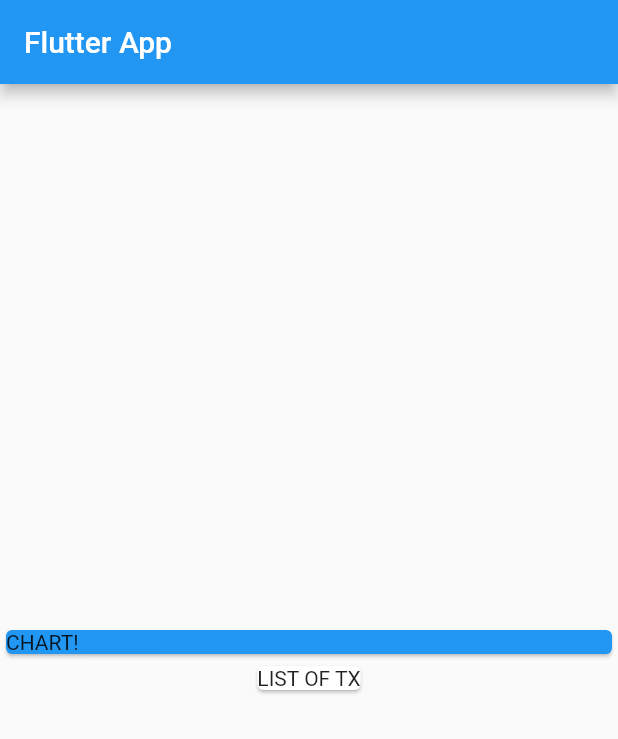
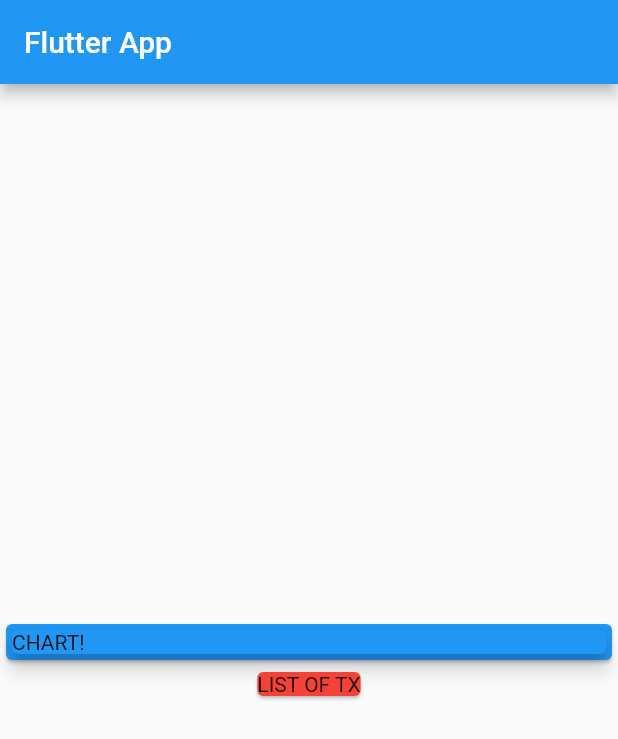
Before and after one commit to lukisoo/finance-app-flutter-demo, a Flutter app: the screen it shows after launch, on a phone screen of 412 x 824 dp. Shown: the top 739 px of the screen. Run offline on Flutter 3.47's test engine with Material 2 defaults, Android fonts, the phone set to English and light mode, and no system bars.

```diff
--- a/lib/main.dart
+++ b/lib/main.dart
@@ -1,4 +1,6 @@
 import 'package:flutter/material.dart';
+
+import './transaction.dart';
 
 void main() => runApp(MyApp());
 
@@ -13,6 +15,21 @@ class MyApp extends StatelessWidget {
 }
 
 class MyHomePage extends StatelessWidget {
+  final List<Transaction> transactions = [
+    Transaction(
+      id: 't1',
+      title: 'New Shoes',
+      amount: 69.99,
+      date: DateTime.now(),
+    ),
+    Transaction(
+      id: 't2',
+      title: 'Weekly Groceries',
+      amount: 16.53,
+      date: DateTime.now(),
+    ),
+  ];
+
   @override
   Widget build(BuildContext context) {
     return Scaffold(
@@ -26,10 +43,15 @@ class MyHomePage extends StatelessWidget {
             color: Colors.blue,
             child: Container(
               width: double.infinity,
-              child: Text('CHART!'),
+              child: Card(
+                color: Colors.blue,
+                child: Text('CHART!'),
+                elevation: 5,
+              ),
             ),
           ),
           Card(
+            color: Colors.red,
             child: Text('LIST OF TX'),
           ),
         ],
--- /dev/null
+++ b/lib/transaction.dart
@@ -0,0 +1,15 @@
+import 'package:flutter/foundation.dart';
+
+class Transaction {
+  final String? id;
+  final String? title;
+  final double? amount;
+  final DateTime? date;
+
+  Transaction({
+    @required this.id,
+    @required this.title,
+    @required this.amount,
+    @required this.date,
+  });
+}
```
